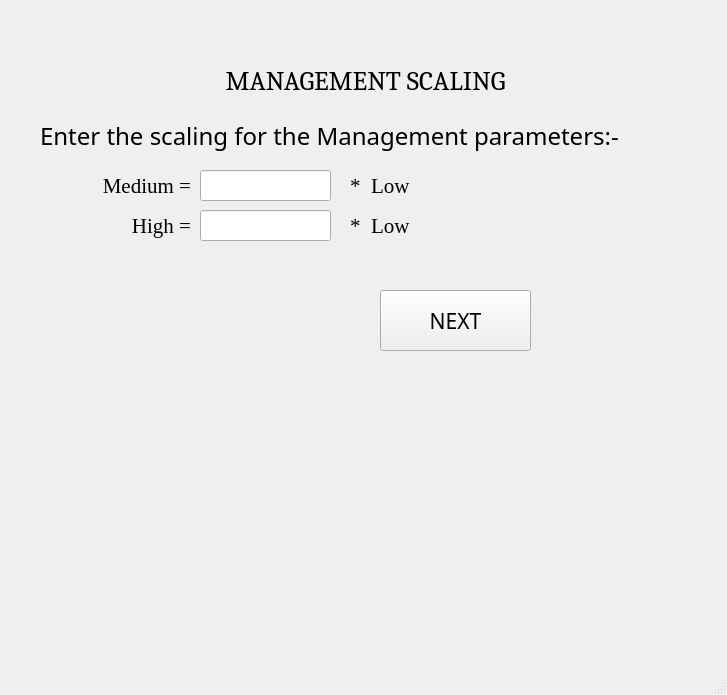
The window that ui_files/management_scaling_screen.ui (yorozuya-2003/institutional_benchmarking_model) describes before a commit, drawn with Qt 5.
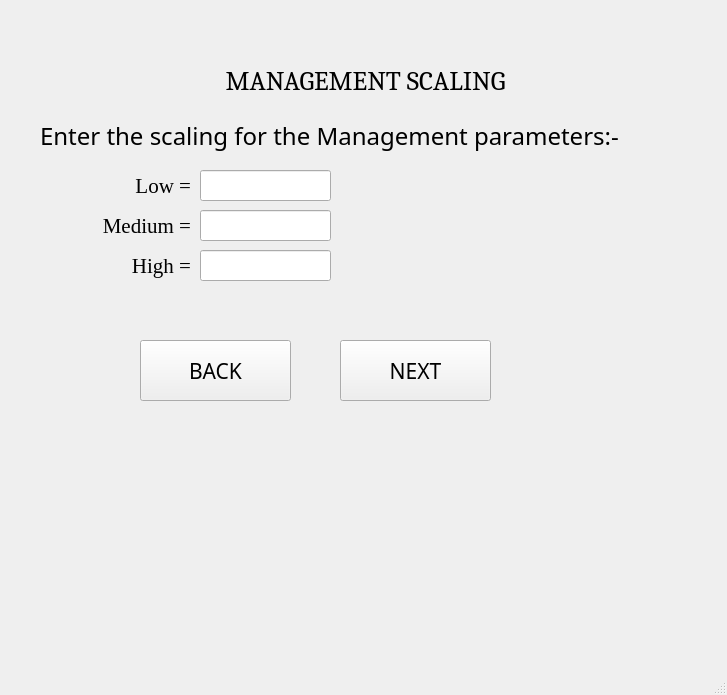
The same window after the commit.

Commit message: Added back button, Fixed minor bugs

The edit to the form file:
```diff
--- a/ui_files/management_scaling_screen.ui
+++ b/ui_files/management_scaling_screen.ui
@@ -62,7 +62,7 @@
     <property name="geometry">
      <rect>
       <x>40</x>
-      <y>170</y>
+      <y>210</y>
       <width>151</width>
       <height>31</height>
      </rect>
@@ -84,7 +84,7 @@
     <property name="geometry">
      <rect>
       <x>200</x>
-      <y>170</y>
+      <y>210</y>
       <width>131</width>
       <height>31</height>
      </rect>
@@ -99,8 +99,8 @@
    <widget class="QPushButton" name="nextButton">
     <property name="geometry">
      <rect>
-      <x>380</x>
-      <y>290</y>
+      <x>340</x>
+      <y>340</y>
       <width>151</width>
       <height>61</height>
      </rect>
@@ -115,30 +115,11 @@
      <string>NEXT</string>
     </property>
    </widget>
-   <widget class="QLabel" name="label_3">
-    <property name="geometry">
-     <rect>
-      <x>350</x>
-      <y>170</y>
-      <width>171</width>
-      <height>31</height>
-     </rect>
-    </property>
-    <property name="font">
-     <font>
-      <family>Georgia</family>
-      <pointsize>16</pointsize>
-     </font>
-    </property>
-    <property name="text">
-     <string>*  Low</string>
-    </property>
-   </widget>
    <widget class="QLabel" name="label_4">
     <property name="geometry">
      <rect>
       <x>40</x>
-      <y>210</y>
+      <y>250</y>
       <width>151</width>
       <height>31</height>
      </rect>
@@ -156,30 +137,11 @@
      <set>Qt::AlignRight|Qt::AlignTrailing|Qt::AlignVCenter</set>
     </property>
    </widget>
-   <widget class="QLabel" name="label_5">
-    <property name="geometry">
-     <rect>
-      <x>350</x>
-      <y>210</y>
-      <width>171</width>
-      <height>31</height>
-     </rect>
-    </property>
-    <property name="font">
-     <font>
-      <family>Georgia</family>
-      <pointsize>16</pointsize>
-     </font>
-    </property>
-    <property name="text">
-     <string>*  Low</string>
-    </property>
-   </widget>
    <widget class="QLineEdit" name="managementHigh">
     <property name="geometry">
      <rect>
       <x>200</x>
-      <y>210</y>
+      <y>250</y>
       <width>131</width>
       <height>31</height>
      </rect>
@@ -191,6 +153,63 @@
      </font>
     </property>
    </widget>
+   <widget class="QLabel" name="label_3">
+    <property name="geometry">
+     <rect>
+      <x>40</x>
+      <y>170</y>
+      <width>151</width>
+      <height>31</height>
+     </rect>
+    </property>
+    <property name="font">
+     <font>
+      <family>Georgia</family>
+      <pointsize>16</pointsize>
+     </font>
+    </property>
+    <property name="text">
+     <string>Low =</string>
+    </property>
+    <property name="alignment">
+     <set>Qt::AlignRight|Qt::AlignTrailing|Qt::AlignVCenter</set>
+    </property>
+   </widget>
+   <widget class="QLineEdit" name="managementLow">
+    <property name="geometry">
+     <rect>
+      <x>200</x>
+      <y>170</y>
+      <width>131</width>
+      <height>31</height>
+     </rect>
+    </property>
+    <property name="font">
+     <font>
+      <family>Times New Roman</family>
+      <pointsize>12</pointsize>
+     </font>
+    </property>
+   </widget>
+   <widget class="QPushButton" name="backButton">
+    <property name="geometry">
+     <rect>
+      <x>140</x>
+      <y>340</y>
+      <width>151</width>
+      <height>61</height>
+     </rect>
+    </property>
+    <property name="font">
+     <font>
+      <family>Corbel Light</family>
+      <pointsize>16</pointsize>
+     </font>
+    </property>
+    <property name="text">
+     <string>BACK</string>
+    </property>
+   </widget>
   </widget>
   <widget class="QMenuBar" name="menubar">
    <property name="geometry">
```
Left out of the diff: 2 changed lines with no effect on the pictures. The commit also changes 15 other files.
